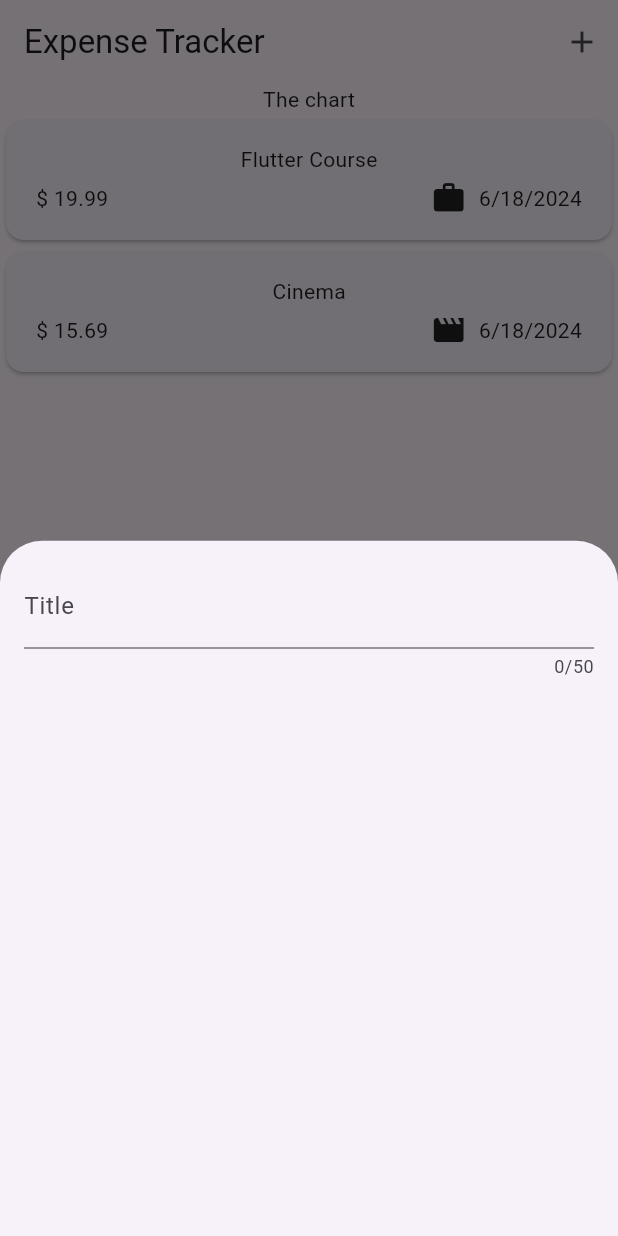
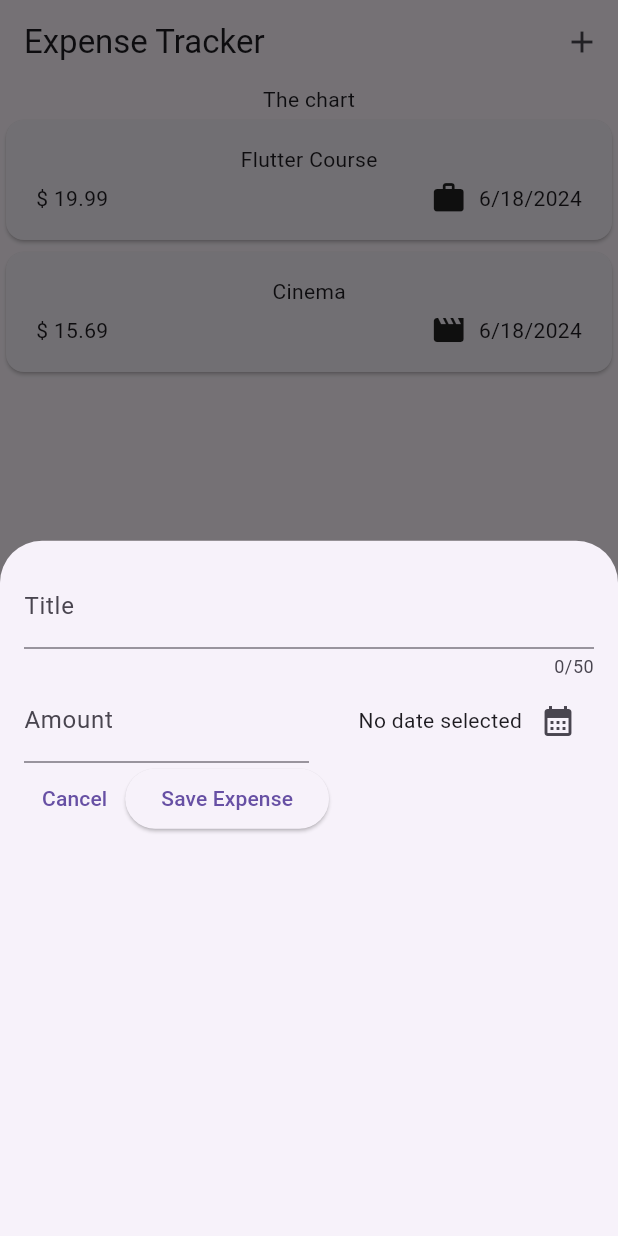
Before and after one commit to Aymen-Khanfir/expense-tracker, a Flutter app: the screen it shows after launch, after a tap on the "add" icon, on a phone screen of 412 x 824 dp. Run offline on Flutter 3.47's test engine with Material 3 defaults, Android fonts, the phone set to English and light mode, and no system bars.

Commit message:
adding a cancel button to hide the Model Bottom sheet and add a date Picker overlay and manage all the necessary logique related to it

```diff
--- a/lib/widgets/new_expense.dart
+++ b/lib/widgets/new_expense.dart
@@ -1,3 +1,4 @@
+import 'package:expense_tracker/models/expense.dart';
 import 'package:flutter/material.dart';
 
 class NewExpense extends StatefulWidget {
@@ -8,16 +9,92 @@ class NewExpense extends StatefulWidget {
 }
 
 class _NewExpenseState extends State<NewExpense> {
+  final _titleController = TextEditingController();
+  final _amountController = TextEditingController();
+  DateTime? _selectedDate;
+
+  void _presentDatePicker() async {
+    final now = DateTime.now();
+    final firstDate = DateTime(now.year - 1, now.month, now.day);
+    final pickedDate = await showDatePicker(
+      context: context,
+      initialDate: now,
+      firstDate: firstDate,
+      lastDate: now,
+    );
+    setState(() {
+      _selectedDate = pickedDate;
+    });
+  }
+
+  @override
+  void dispose() {
+    _titleController.dispose();
+    _amountController.dispose();
+    super.dispose();
+  }
+
   @override
   Widget build(BuildContext context) {
-    return const Padding(
-      padding: EdgeInsets.all(16),
+    return Padding(
+      padding: const EdgeInsets.all(16),
       child: Column(
         children: [
           TextField(
+            controller: _titleController,
             maxLength: 50,
-            decoration: InputDecoration(label: Text('Title')),
+            decoration: const InputDecoration(
+              label: Text('Title'),
+            ),
           ),
+          Row(
+            children: [
+              Expanded(
+                child: TextField(
+                  controller: _amountController,
+                  keyboardType: TextInputType.number,
+                  decoration: const InputDecoration(
+                    prefixText: '\$ ',
+                    label: Text('Amount'),
+                  ),
+                ),
+              ),
+              const SizedBox(height: 16),
+              Expanded(
+                child: Row(
+                  crossAxisAlignment: CrossAxisAlignment.center,
+                  mainAxisAlignment: MainAxisAlignment.end,
+                  children: [
+                    Text(
+                      _selectedDate == null
+                          ? 'No date selected'
+                          : formatter.format(_selectedDate!),
+                    ),
+                    IconButton(
+                        onPressed: _presentDatePicker,
+                        icon: const Icon(Icons.calendar_month))
+                  ],
+                ),
+              )
+            ],
+          ),
+          Row(
+            children: [
+              TextButton(
+                onPressed: () {
+                  Navigator.pop(context);
+                },
+                child: const Text('Cancel'),
+              ),
+              ElevatedButton(
+                onPressed: () {
+                  print(_titleController.text);
+                  print(_amountController.text);
+                },
+                child: const Text('Save Expense'),
+              ),
+            ],
+          )
         ],
       ),
     );
```
